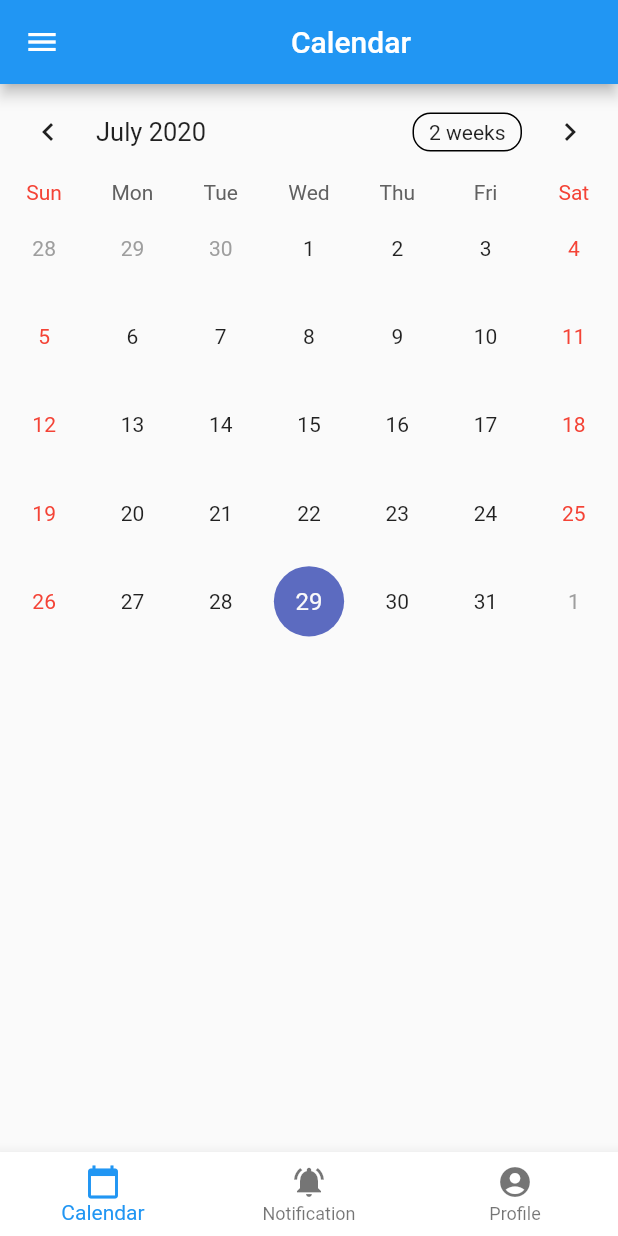
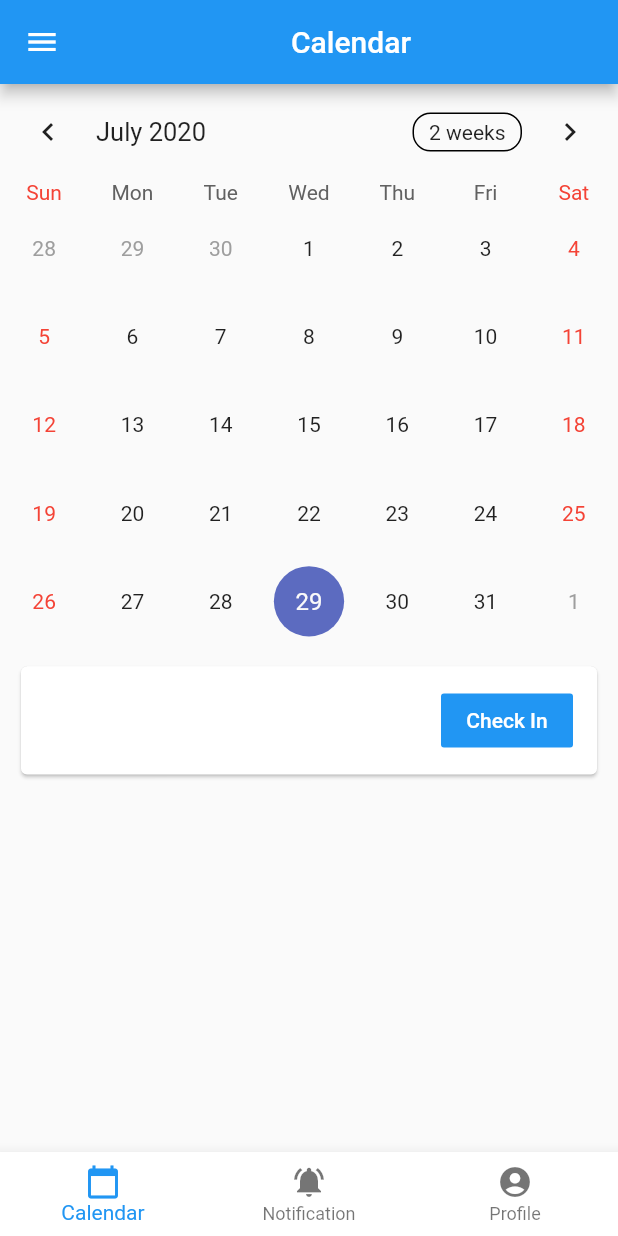
Before and after one commit to naamiicy/time-attendent, a Flutter app: the CalendarPage screen opened directly, on a phone screen of 412 x 824 dp. Run offline on Flutter 3.47's test engine with Material 2 defaults, Android fonts, the phone set to English and light mode, and no system bars; drawn by our look-alikes of table_calendar; our stand-ins replace shared_preferences; accounts and stored records are empty.

```diff
--- a/lib/calendar-page.dart
+++ b/lib/calendar-page.dart
@@ -32,9 +32,7 @@ class _CalendarPageState extends State<CalendarPage> {
                 Icons.menu,
               ))),
       body: Column(
-        children: <Widget>[
-          tableCalendar(),
-        ],
+        children: <Widget>[tableCalendar(), datetimeCard()],
       ),
       bottomNavigationBar: BottomNavigationBar(
         backgroundColor: Colors.white,
@@ -65,6 +63,46 @@ class _CalendarPageState extends State<CalendarPage> {
         locale: 'en_US',
         calendarController: _calendarController,
         onDaySelected: getDateTime,
+      ),
+    );
+  }
+
+  Widget datetimeCard() {
+    return Padding(
+      padding: EdgeInsets.all(10.0),
+      child: Column(
+        children: <Widget>[
+          Card(
+            child: ListTile(
+              title: Text(''),
+              subtitle: Text(''),
+              trailing: FlatButton(
+                color: Colors.blue,
+                child: Text('Check In',
+                    style: TextStyle(
+                      color: Colors.white,
+                    )),
+                onPressed: () {
+                  showModalBottomSheet(
+                      context: context,
+                      builder: (BuildContext context) {
+                        return ClipRRect(
+                            borderRadius: BorderRadius.circular(10.0),
+                            child: Container(
+                              color: Colors.white,
+                              child: Column(children: [
+                                ListTile(
+                                    title: Center(
+                                  child: Text('Check In'),
+                                ))
+                              ]),
+                            ));
+                      });
+                },
+              ),
+            ),
+          ),
+        ],
       ),
     );
   }
--- a/lib/login-page.dart
+++ b/lib/login-page.dart
@@ -16,6 +16,7 @@ class _LoginPageState extends State<LoginPage> {
   Widget build(BuildContext context) {
     return Scaffold(
       body: Container(
+        child: Form(
           key: _formKey,
           child: Column(
             mainAxisAlignment: MainAxisAlignment.spaceEvenly,
@@ -35,7 +36,8 @@ class _LoginPageState extends State<LoginPage> {
                           decoration: InputDecoration(
                             labelText: "Email Address",
                             prefixIcon: Padding(
-                              padding: EdgeInsetsDirectional.only(start: 12.0),
+                                padding:
+                                    EdgeInsetsDirectional.only(start: 12.0),
                                 child: Icon(Icons.email)),
                             fillColor: Colors.white,
                             border: OutlineInputBorder(
@@ -52,7 +54,8 @@ class _LoginPageState extends State<LoginPage> {
                           decoration: InputDecoration(
                             labelText: "Password",
                             prefixIcon: Padding(
-                              padding: EdgeInsetsDirectional.only(start: 12.0),
+                                padding:
+                                    EdgeInsetsDirectional.only(start: 12.0),
                                 child: Icon(Icons.vpn_key)),
                             fillColor: Colors.white,
                             border: OutlineInputBorder(
@@ -74,6 +77,7 @@ class _LoginPageState extends State<LoginPage> {
                 ],
               ),
             ],
+          ),
         ),
       ),
     );
@@ -99,6 +103,7 @@ class _LoginPageState extends State<LoginPage> {
   }
 
   void routeToCalendarPage(context) {
+    print('check ---> $_email : $_password');
     Navigator.push(
         context, MaterialPageRoute(builder: (context) => CalendarPage()));
   }
```
Lines whose indentation alone changed are shown as unchanged.
